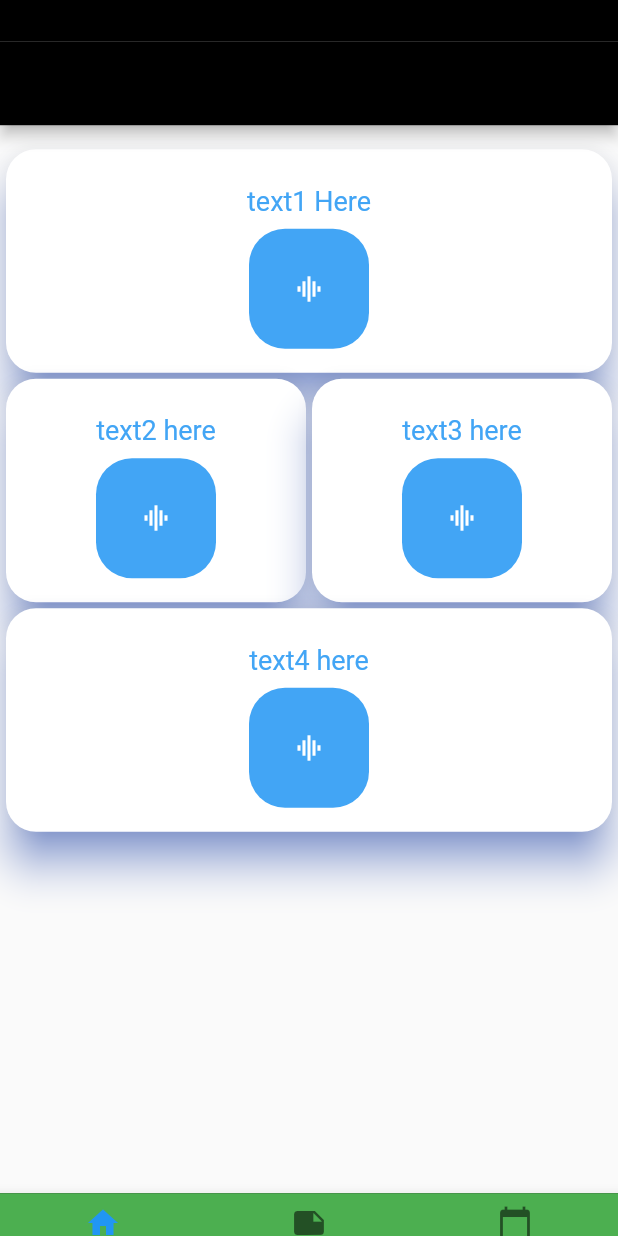
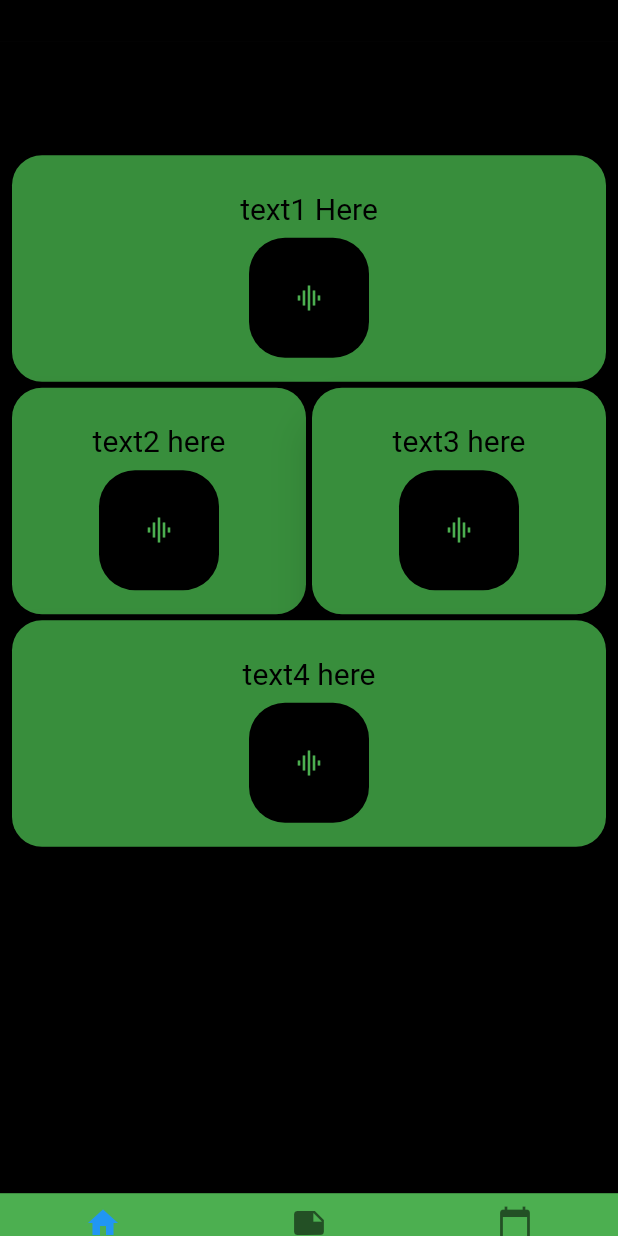
Before and after one commit to NoTeX25/ControlSecurity, a Flutter app: the screen it shows after launch, scrolled down 576 dp, on a phone screen of 412 x 824 dp. Run offline on Flutter 3.47's test engine with Material 2 defaults, Android fonts, the phone set to English and light mode, and no system bars.

Commit message:
color design updates to dashboard

```diff
--- a/ControlSecurity/lib/dashboard.dart
+++ b/ControlSecurity/lib/dashboard.dart
@@ -14,16 +14,17 @@ List<StaggeredTile> _staggeredTiles = const <StaggeredTile>[
 
 List<Widget> _tiles = const <Widget>[
   //passing icon, icon text, custom color, navigation page
-  const MyItems(Icons.graphic_eq, "text1 Here", 0xFF42a5f5, "/first"),
-  const MyItems(Icons.graphic_eq, "text2 here", 0xFF42a5f5, "/second"),
-  const MyItems(Icons.graphic_eq, "text3 here", 0xFF42a5f5, "/third"),
-  const MyItems(Icons.graphic_eq, "text4 here", 0xFF42a5f5, "/fourth"),
+  const MyItems(Icons.graphic_eq, "text1 Here", 0xFF000000, "/first"),
+  const MyItems(Icons.graphic_eq, "text2 here", 0xFF000000, "/second"),
+  const MyItems(Icons.graphic_eq, "text3 here", 0xFF000000, "/third"),
+  const MyItems(Icons.graphic_eq, "text4 here", 0xFF000000, "/fourth"),
 ];
 
 class Dashboard extends StatelessWidget{
   @override
   Widget build(BuildContext context){
     return Scaffold(
+      backgroundColor: Colors.black,
       appBar: AppBar(
         backgroundColor: Colors.black,
         title: Text('')
@@ -37,7 +38,7 @@ class Dashboard extends StatelessWidget{
           children: _tiles,
           mainAxisSpacing: 4.0,
           crossAxisSpacing: 4.0,
-          padding: const EdgeInsets.all(4.0),
+          padding: const EdgeInsets.all(8.0),
         ),
       ),
     );
@@ -56,9 +57,9 @@ class MyItems extends StatelessWidget{
   @override
   Widget build(BuildContext context){
     return Material(
-      color: Colors.white,
+      color: new Color(0xFF388E3C),
       elevation:12.0,
-      shadowColor: Color(0xff2962ff),
+      //shadowColor: Color(0xFFFFFFFF),
       borderRadius: BorderRadius.circular(20.0),
       child: Center(
         child: Padding(
@@ -75,8 +76,8 @@ class MyItems extends StatelessWidget{
                     child: Text(
                       heading,
                       style: TextStyle(
-                        color: new Color(color),
-                        fontSize: 18.0,
+                        color: Colors.black,
+                        fontSize: 20.0,
                       ),
                     ),
                   ),
@@ -89,7 +90,7 @@ class MyItems extends StatelessWidget{
                       child: IconButton(
                         icon: Icon(icon),
                         iconSize: 20.0,
-                        color: Colors.white,
+                        color: Colors.green,
                         onPressed: (){
                           Navigator.pushNamed(context, routeName);
                         },
```
